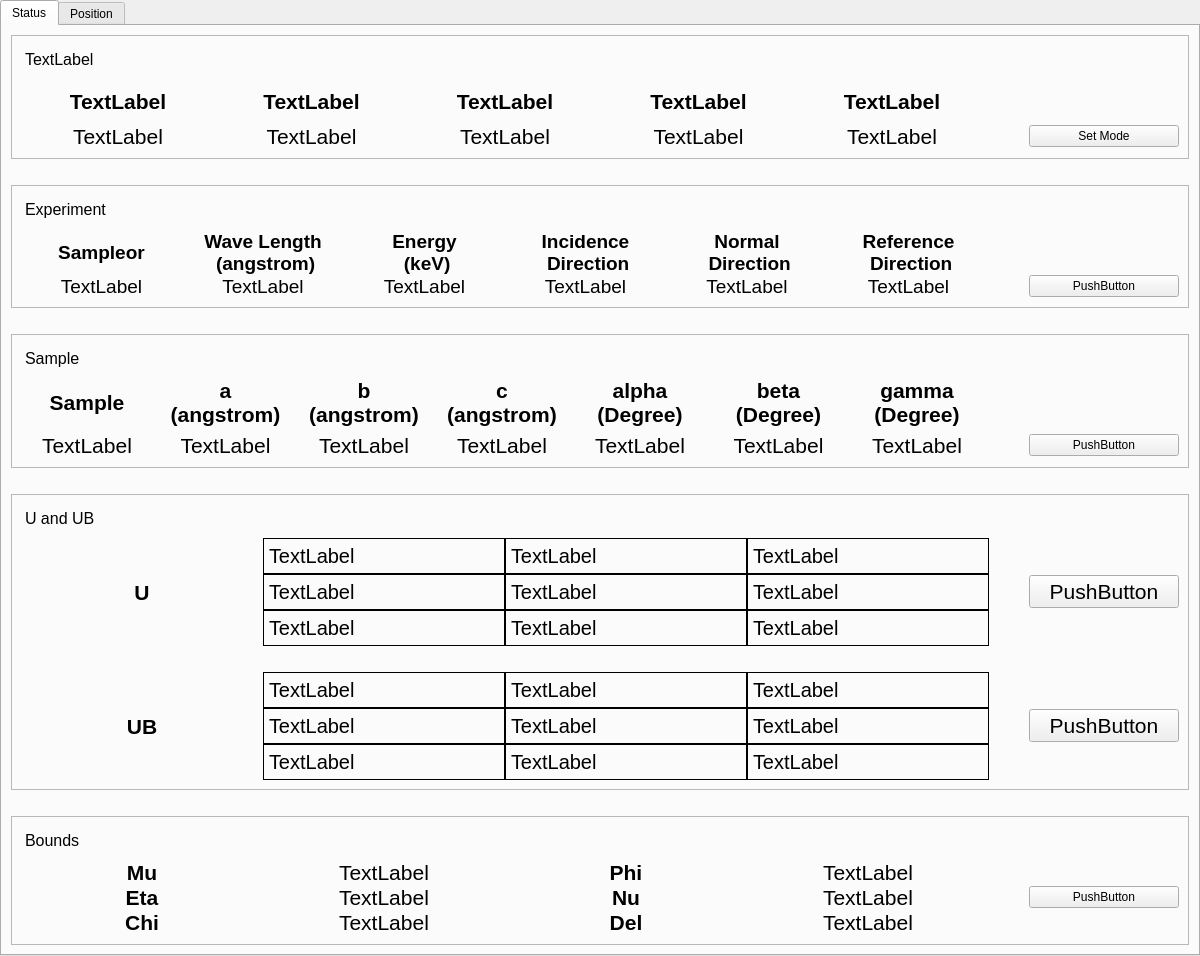
This is gui/main.ui in HugoValim/DAF as Qt 5 draws it before an edit. The edited form follows.
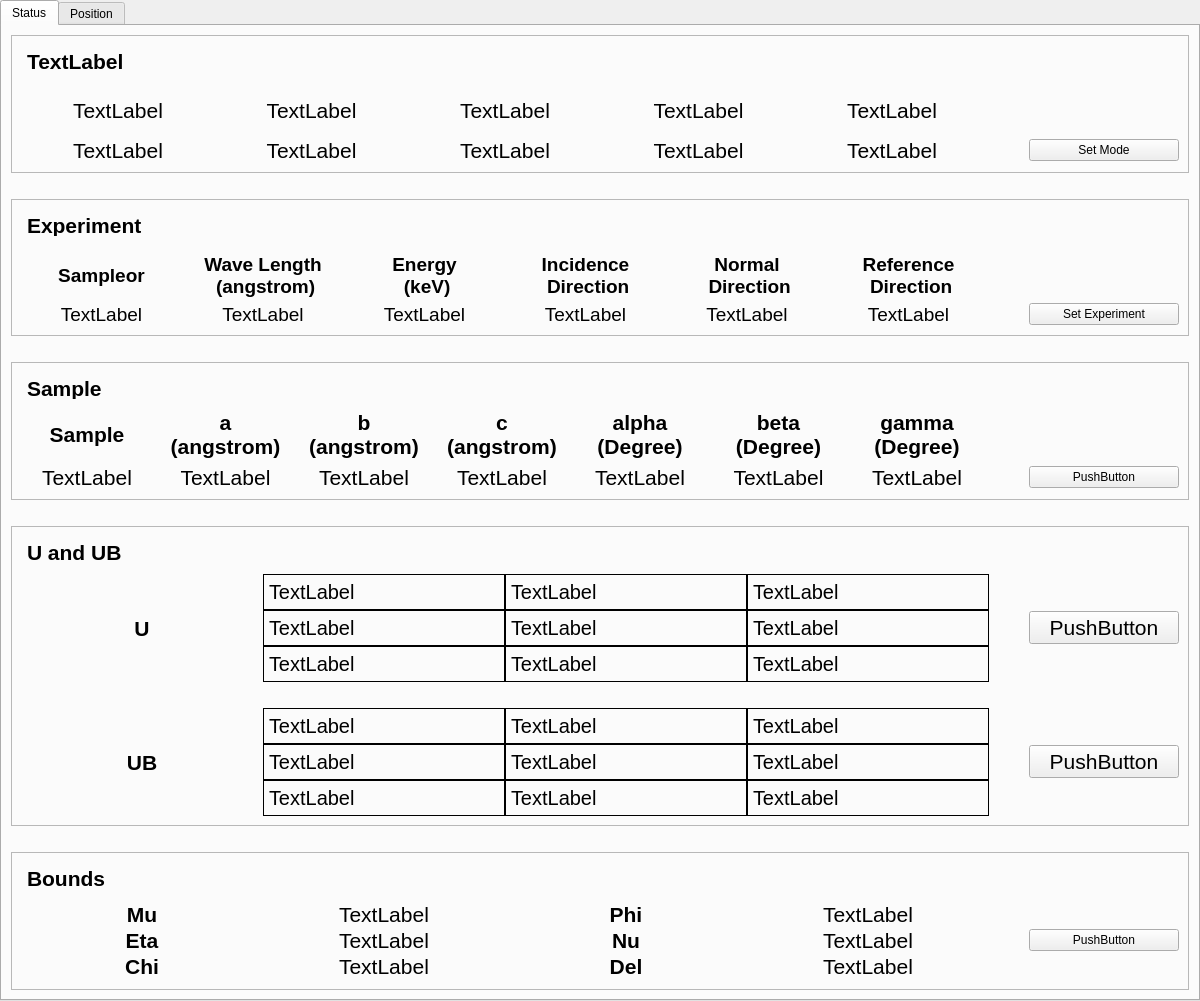
This is the edited form. Custom widgets are drawn as their Qt base class.

Commit message: Added th set experiment to daf.gui, also did some changes i daf.expt to accept float values

What changed in the file:
```diff
--- a/gui/main.ui
+++ b/gui/main.ui
@@ -7,7 +7,7 @@
     <x>0</x>
     <y>0</y>
     <width>1200</width>
-    <height>956</height>
+    <height>1001</height>
    </rect>
   </property>
   <property name="windowTitle">
@@ -31,6 +31,12 @@
    </property>
    <item>
     <widget class="QTabWidget" name="tabWidget">
+     <property name="font">
+      <font>
+       <weight>50</weight>
+       <bold>false</bold>
+      </font>
+     </property>
      <property name="styleSheet">
       <string notr="true"/>
      </property>
@@ -53,13 +59,21 @@
          <layout class="QVBoxLayout" name="verticalLayout_6">
           <item>
            <widget class="QLabel" name="label_mode">
+            <property name="font">
+             <font>
+              <pointsize>16</pointsize>
+              <weight>75</weight>
+              <bold>true</bold>
+             </font>
+            </property>
             <property name="styleSheet">
              <string notr="true"> QLabel {
     qproperty-alignment: AlignCenter;
     padding: 5px 0px;
     color: rgb(0, 0, 0);
-    max-height: 18px;
-    font-size: 16px;
+    max-height: 22px;
+    font-size: 16pt;
+	font-weight: bold; 
 }</string>
             </property>
             <property name="text">
@@ -77,8 +91,8 @@
               <property name="font">
                <font>
                 <pointsize>16</pointsize>
-                <weight>75</weight>
-                <bold>true</bold>
+                <weight>50</weight>
+                <bold>false</bold>
                </font>
               </property>
               <property name="text">
@@ -145,8 +159,8 @@
               <property name="font">
                <font>
                 <pointsize>16</pointsize>
-                <weight>75</weight>
-                <bold>true</bold>
+                <weight>50</weight>
+                <bold>false</bold>
                </font>
               </property>
               <property name="text">
@@ -179,8 +193,8 @@
               <property name="font">
                <font>
                 <pointsize>16</pointsize>
-                <weight>75</weight>
-                <bold>true</bold>
+                <weight>50</weight>
+                <bold>false</bold>
                </font>
               </property>
               <property name="text">
@@ -196,8 +210,8 @@
               <property name="font">
                <font>
                 <pointsize>16</pointsize>
-                <weight>75</weight>
-                <bold>true</bold>
+                <weight>50</weight>
+                <bold>false</bold>
                </font>
               </property>
               <property name="text">
@@ -213,8 +227,8 @@
               <property name="font">
                <font>
                 <pointsize>16</pointsize>
-                <weight>75</weight>
-                <bold>true</bold>
+                <weight>50</weight>
+                <bold>false</bold>
                </font>
               </property>
               <property name="text">
@@ -328,7 +342,9 @@
            <widget class="QLabel" name="label_6">
             <property name="font">
              <font>
-              <pointsize>-1</pointsize>
+              <pointsize>16</pointsize>
+              <weight>75</weight>
+              <bold>true</bold>
              </font>
             </property>
             <property name="styleSheet">
@@ -336,8 +352,9 @@
     qproperty-alignment: AlignCenter;
     padding: 5px 0px;
     color: rgb(0, 0, 0);
-    max-height: 18px;
-    font-size: 16px;
+    max-height: 22px;
+    font-size: 16pt;
+	font-weight: bold; 
 }</string>
             </property>
             <property name="text">
@@ -576,7 +593,7 @@
              </widget>
             </item>
             <item row="1" column="7">
-             <widget class="QPushButton" name="pushButton_5">
+             <widget class="PyDMRelatedDisplayButton" name="PyDMRelatedDisplayButton_3">
               <property name="minimumSize">
                <size>
                 <width>150</width>
@@ -590,7 +607,15 @@
                </size>
               </property>
               <property name="text">
-               <string>PushButton</string>
+               <string>Set Experiment</string>
+              </property>
+              <property name="filenames" stdset="0">
+               <stringlist>
+                <string>experiment.py</string>
+               </stringlist>
+              </property>
+              <property name="openInNewWindow" stdset="0">
+               <bool>true</bool>
               </property>
              </widget>
             </item>
@@ -631,8 +656,9 @@
     qproperty-alignment: AlignCenter;
     padding: 5px 0px;
     color: rgb(0, 0, 0);
-    max-height: 18px;
-    font-size: 16px;
+    max-height: 22px;
+    font-size: 16pt;
+	font-weight: bold; 
 }</string>
             </property>
             <property name="text">
@@ -946,7 +972,9 @@
            <widget class="QLabel" name="label_18">
             <property name="font">
              <font>
-              <pointsize>-1</pointsize>
+              <pointsize>16</pointsize>
+              <weight>75</weight>
+              <bold>true</bold>
              </font>
             </property>
             <property name="styleSheet">
@@ -954,8 +982,9 @@
     qproperty-alignment: AlignCenter;
     padding: 5px 0px;
     color: rgb(0, 0, 0);
-    max-height: 18px;
-    font-size: 16px;
+    max-height: 22px;
+    font-size: 16pt;
+	font-weight: bold; 
 }</string>
             </property>
             <property name="text">
@@ -1444,7 +1473,9 @@
            <widget class="QLabel" name="label_20">
             <property name="font">
              <font>
-              <pointsize>-1</pointsize>
+              <pointsize>16</pointsize>
+              <weight>75</weight>
+              <bold>true</bold>
              </font>
             </property>
             <property name="styleSheet">
@@ -1452,8 +1483,9 @@
     qproperty-alignment: AlignCenter;
     padding: 5px 0px;
     color: rgb(0, 0, 0);
-    max-height: 18px;
-    font-size: 16px;
+    max-height: 22px;
+    font-size: 16pt;
+	font-weight: bold; 
 }</string>
             </property>
             <property name="text">
```
Left out of the diff: 186 changed lines with no effect on the pictures. The commit also changes 7 other files.
